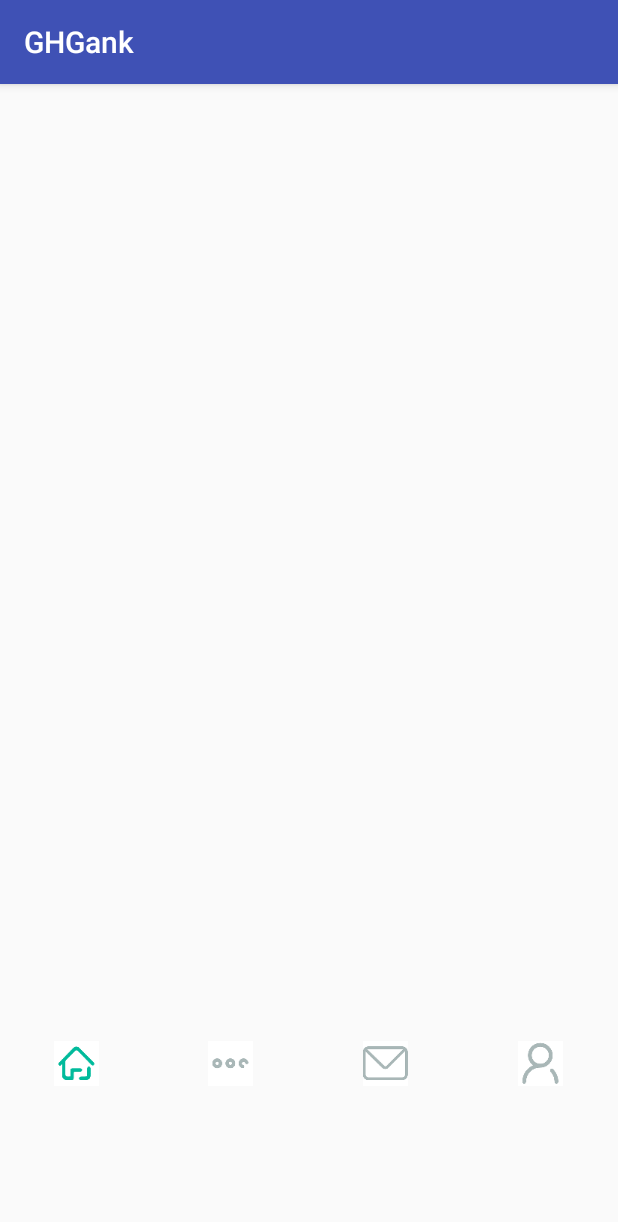
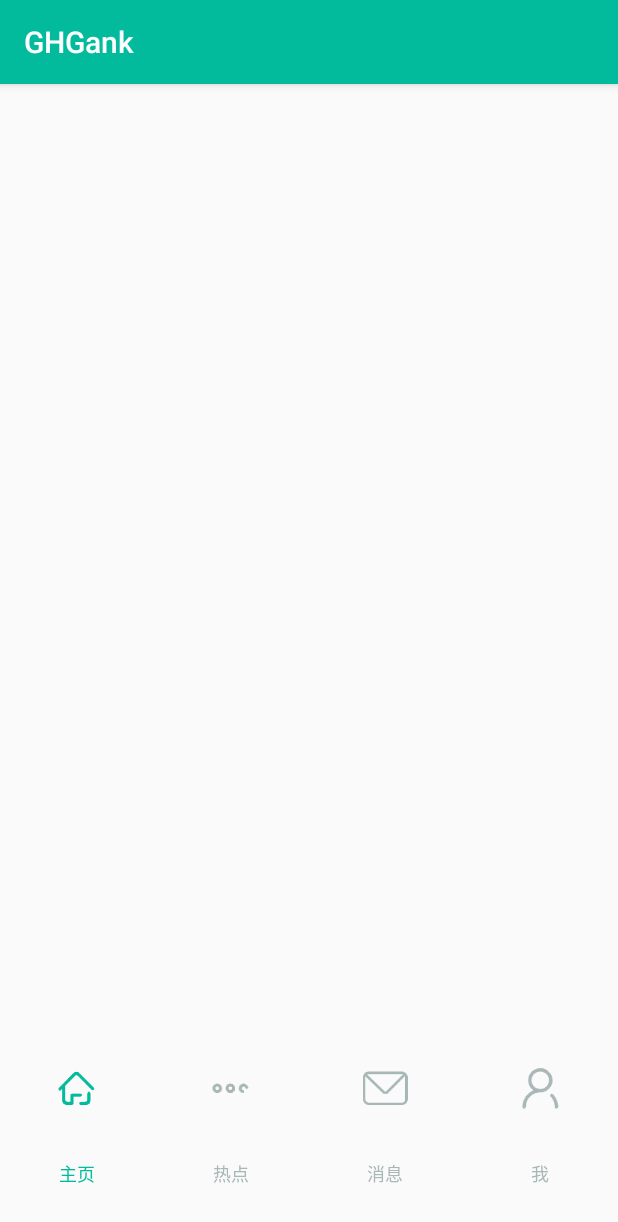
Before and after one commit to SunHigh/GHGank, an Android app: the screen it shows after launch (MainActivity), on a phone screen of 412 x 824 dp. Shown: the top 1222 px of the screen. Run offline under Robolectric (Android 15) with nearby library versions, the phone set to English and light mode, and no system bars.

Commit message:
replace imgs

```diff
--- /dev/null
+++ b/app/src/main/res/drawable/tab_menu_text.xml
@@ -0,0 +1,5 @@
+<?xml version="1.0" encoding="utf-8"?>
+<selector xmlns:android="http://schemas.android.com/apk/res/android">
+    <item android:color="@color/colorPrimary" android:state_checked="true"/>
+    <item android:color="@color/grey"/>
+</selector>
--- a/app/src/main/res/layout/activity_main.xml
+++ b/app/src/main/res/layout/activity_main.xml
@@ -11,7 +11,7 @@
         android:layout_height="match_parent"></android.support.v4.view.ViewPager>
     <RadioGroup
         android:layout_width="match_parent"
-        android:layout_height="200px"
+        android:layout_height="175px"
         android:orientation="horizontal"
         android:layout_alignBottom="@id/main_fragment"
         >
@@ -20,21 +20,26 @@
             android:id="@+id/rbtn_home"
             style="@style/style_radioButtons"
             android:checked="true"
-            android:drawableTop="@drawable/bg_rbtn_home"/>
+            android:drawableTop="@drawable/bg_rbtn_home"
+            android:text="主页"
+            />
         <RadioButton
             android:id="@+id/rbtn_info"
             style="@style/style_radioButtons"
             android:drawableTop="@drawable/bg_rbtn_info"
+            android:text="热点"
              />
         <RadioButton
             android:id="@+id/rbtn_message"
             style="@style/style_radioButtons"
             android:drawableTop="@drawable/bg_rbtn_message"
+            android:text="消息"
             />
         <RadioButton
             android:id="@+id/rbtn_me"
             style="@style/style_radioButtons"
             android:drawableTop="@drawable/bg_rbtn_me"
+            android:text="我"
             />
 
     </RadioGroup>
--- a/app/src/main/res/values/colors.xml
+++ b/app/src/main/res/values/colors.xml
@@ -1,6 +1,7 @@
 <?xml version="1.0" encoding="utf-8"?>
 <resources>
-    <color name="colorPrimary">#3F51B5</color>
-    <color name="colorPrimaryDark">#303F9F</color>
-    <color name="colorAccent">#FF4081</color>
+    <color name="colorPrimary">#02BB9D</color>
+    <color name="colorPrimaryDark">#02b396</color>
+    <color name="colorAccent">#71d7f1</color>
+    <color name="grey">#A9B7B7</color>
 </resources>
--- a/app/src/main/res/values/styles.xml
+++ b/app/src/main/res/values/styles.xml
@@ -16,6 +16,7 @@
         <item name="android:button">@null</item>
         <item name="android:gravity">center</item>
         <item name="android:paddingTop">3dp</item>
-        <item name="android:textSize">18sp</item>
+        <item name="android:textSize">12sp</item>
+        <item name="android:textColor">@drawable/tab_menu_text</item>
     </style>
 </resources>
```
Also changed, not shown: app/src/main/res/mipmap-xxxhdpi/home_normal.png, app/src/main/res/mipmap-xxxhdpi/home_pressed.png, app/src/main/res/mipmap-xxxhdpi/me_normal.png, app/src/main/res/mipmap-xxxhdpi/me_pressed.png, app/src/main/res/mipmap-xxxhdpi/message_normal.png, app/src/main/res/mipmap-xxxhdpi/message_pressed.png, app/src/main/res/mipmap-xxxhdpi/more_normal.png, app/src/main/res/mipmap-xxxhdpi/more_presse.png.
